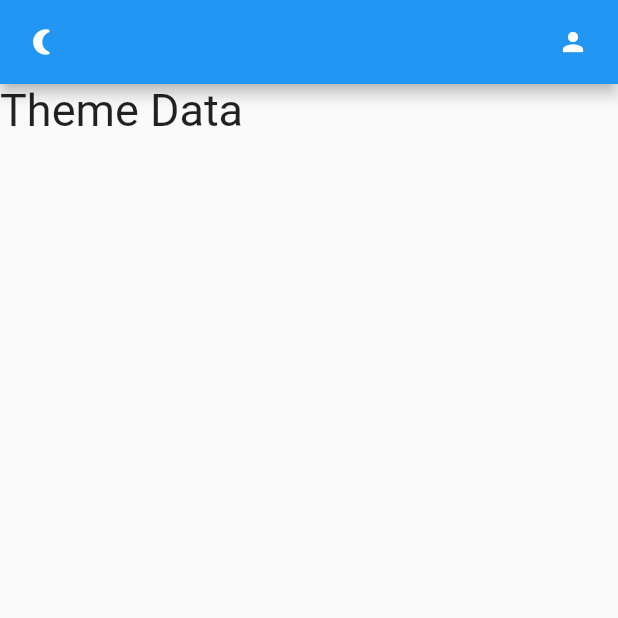
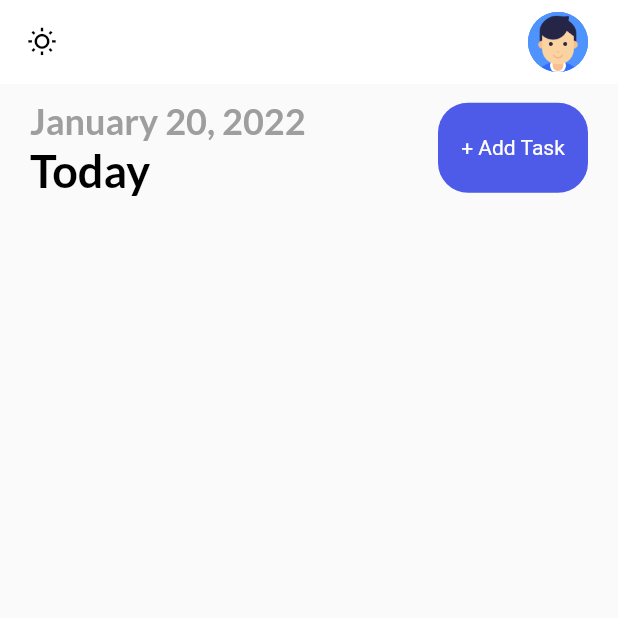
Before and after one commit to satyapratamak/dbestech.flutter-to-do-app.v-1, a Flutter app: the screen it shows after launch, on a phone screen of 412 x 824 dp, the top half of it. Run offline on Flutter 3.47's test engine with Material 2 defaults, Android fonts, the phone set to English and light mode, and no system bars; our stand-ins replace flutter_local_notifications, flutter_native_timezone, get, get_storage, google_fonts, timezone.

Commit message:
addTaskBar DONE

```diff
--- a/flutter_to_do_app/lib/ui/home_page.dart
+++ b/flutter_to_do_app/lib/ui/home_page.dart
@@ -2,7 +2,10 @@ import 'package:flutter/cupertino.dart';
 import 'package:flutter/material.dart';
 import 'package:flutter_to_do_app/services/notification_service.dart';
 import 'package:flutter_to_do_app/services/theme_service.dart';
+import 'package:flutter_to_do_app/ui/theme.dart';
+import 'package:flutter_to_do_app/ui/widget/button.dart';
 import 'package:get/get.dart';
+import 'package:intl/intl.dart';
 
 class HomePage extends StatefulWidget {
   const HomePage({Key? key}) : super(key: key);
@@ -27,13 +30,33 @@ class _HomePageState extends State<HomePage> {
     return Scaffold(
       appBar: _appBar(),
       body: Column(
-        children: const [
-          Text(
-            "Theme Data",
-            style: TextStyle(
-              fontSize: 30,
+        children: [_addTaskBar()],
+      ),
+    );
+  }
+
+  _addTaskBar() {
+    return Container(
+      margin: const EdgeInsets.only(left: 20, right: 20, top: 10),
+      child: Row(
+        mainAxisAlignment: MainAxisAlignment.spaceBetween,
+        children: [
+          Container(
+            child: Column(
+              crossAxisAlignment: CrossAxisAlignment.start,
+              children: [
+                Text(
+                  DateFormat.yMMMMd().format(DateTime.now()),
+                  style: subHeadingStyle,
+                ),
+                Text(
+                  "Today",
+                  style: headingStyle,
+                ),
+              ],
             ),
           ),
+          MyButton(label: "+ Add Task", onTap: () => null),
         ],
       ),
     );
@@ -41,6 +64,8 @@ class _HomePageState extends State<HomePage> {
 
   _appBar() {
     return AppBar(
+      elevation: 0, // pembatas antara appbar dan main screen
+      backgroundColor: context.theme.backgroundColor,
       leading: GestureDetector(
         onTap: () {
           ThemeService().switchTheme();
@@ -51,15 +76,15 @@ class _HomePageState extends State<HomePage> {
           );
           notifyHelper.scheduledNotification();
         },
-        child: const Icon(
-          Icons.nightlight_round,
+        child: Icon(
+          Get.isDarkMode ? Icons.nightlight_round : Icons.wb_sunny_outlined,
           size: 20,
+          color: Get.isDarkMode ? Colors.white : Colors.black,
         ),
       ),
       actions: const [
-        Icon(
-          Icons.person,
-          size: 20,
+        CircleAvatar(
+          backgroundImage: AssetImage("images/profile.png"),
         ),
         SizedBox(
           width: 20,
--- a/flutter_to_do_app/lib/ui/theme.dart
+++ b/flutter_to_do_app/lib/ui/theme.dart
@@ -1,4 +1,6 @@
 import 'package:flutter/material.dart';
+import 'package:google_fonts/google_fonts.dart';
+import 'package:get/get.dart';
 
 const Color bluishClr = Color(0xFF4e5ae8);
 const Color yellowClr = Color(0xFFFFB746);
@@ -10,12 +12,34 @@ Color darkHeaderClr = Color(0xFF424242);
 
 class Themes {
   static final light = ThemeData(
+    backgroundColor: Colors.white,
     primaryColor: primaryClr,
     brightness: Brightness.light,
   );
 
   static final dark = ThemeData(
+    backgroundColor: darkGreyClr,
     brightness: Brightness.dark,
     primaryColor: darkGreyClr,
   );
 }
+
+TextStyle get subHeadingStyle {
+  return GoogleFonts.lato(
+    textStyle: TextStyle(
+      fontSize: 24,
+      fontWeight: FontWeight.bold,
+      color: Get.isDarkMode ? Colors.grey[400] : Colors.grey,
+    ),
+  );
+}
+
+TextStyle get headingStyle {
+  return GoogleFonts.lato(
+    textStyle: TextStyle(
+      fontSize: 30,
+      fontWeight: FontWeight.bold,
+      color: Get.isDarkMode ? Colors.white : Colors.black,
+    ),
+  );
+}
--- /dev/null
+++ b/flutter_to_do_app/lib/ui/widget/button.dart
@@ -0,0 +1,33 @@
+import 'package:flutter/cupertino.dart';
+import 'package:flutter/material.dart';
+import 'package:flutter_to_do_app/ui/theme.dart';
+
+class MyButton extends StatelessWidget {
+  final String label;
+  final Function()? onTap;
+  const MyButton({Key? key, required this.label, required this.onTap})
+      : super(key: key);
+
+  @override
+  Widget build(BuildContext context) {
+    // TODO: implement build
+    return GestureDetector(
+      onTap: onTap,
+      child: Container(
+        alignment: Alignment.center,
+        width: 100,
+        height: 60,
+        decoration: BoxDecoration(
+          borderRadius: BorderRadius.circular(20),
+          color: primaryClr,
+        ),
+        child: Text(
+          label,
+          style: const TextStyle(
+            color: Colors.white,
+          ),
+        ),
+      ),
+    );
+  }
+}
--- a/flutter_to_do_app/pubspec.yaml
+++ b/flutter_to_do_app/pubspec.yaml
@@ -36,6 +36,8 @@ dependencies:
   cupertino_icons: ^1.0.2
   get_storage:
   get:
+  intl:
+  google_fonts:
   flutter_local_notifications:
   flutter_native_timezone:
 
@@ -62,8 +64,8 @@ flutter:
   uses-material-design: true
 
   # To add assets to your application, add an assets section, like this:
-  # assets:
-  #   - images/a_dot_burr.jpeg
+  assets:
+    - images/
   #   - images/a_dot_ham.jpeg
 
   # An image asset can refer to one or more resolution-specific "variants", see
```
Also changed, not shown: flutter_to_do_app/images/profile.png (added), flutter_to_do_app/pubspec.lock.
